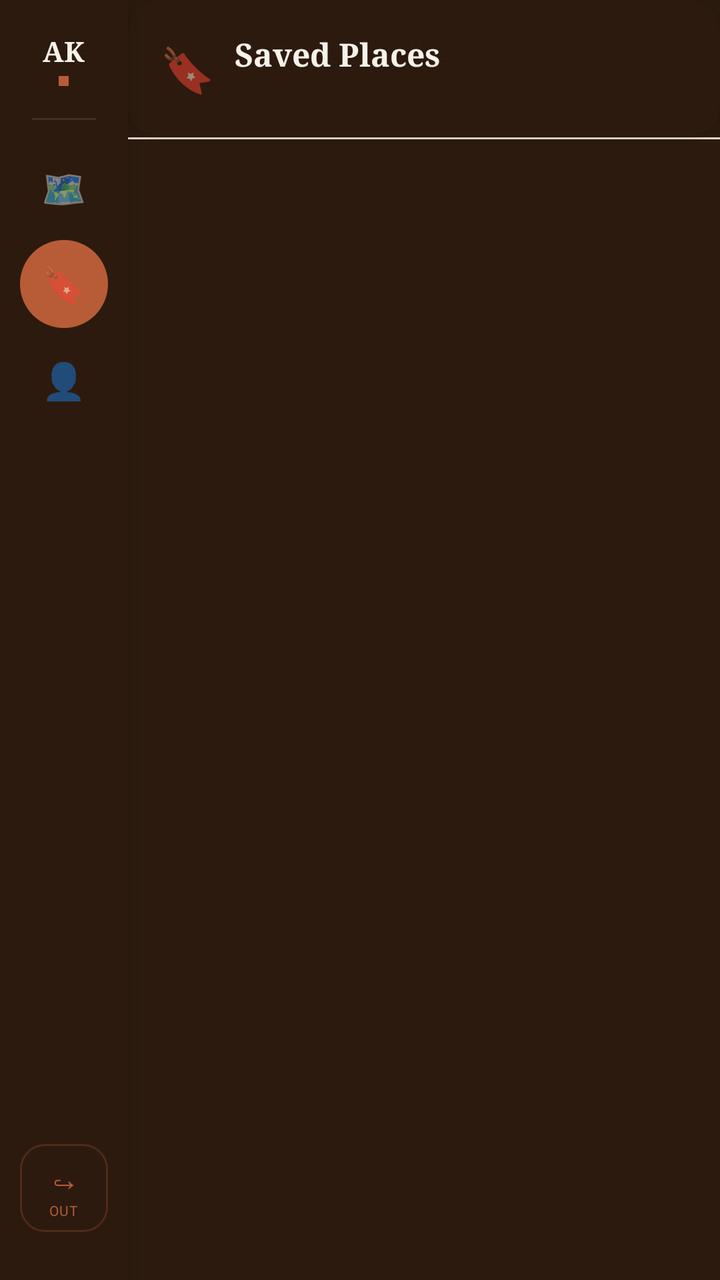
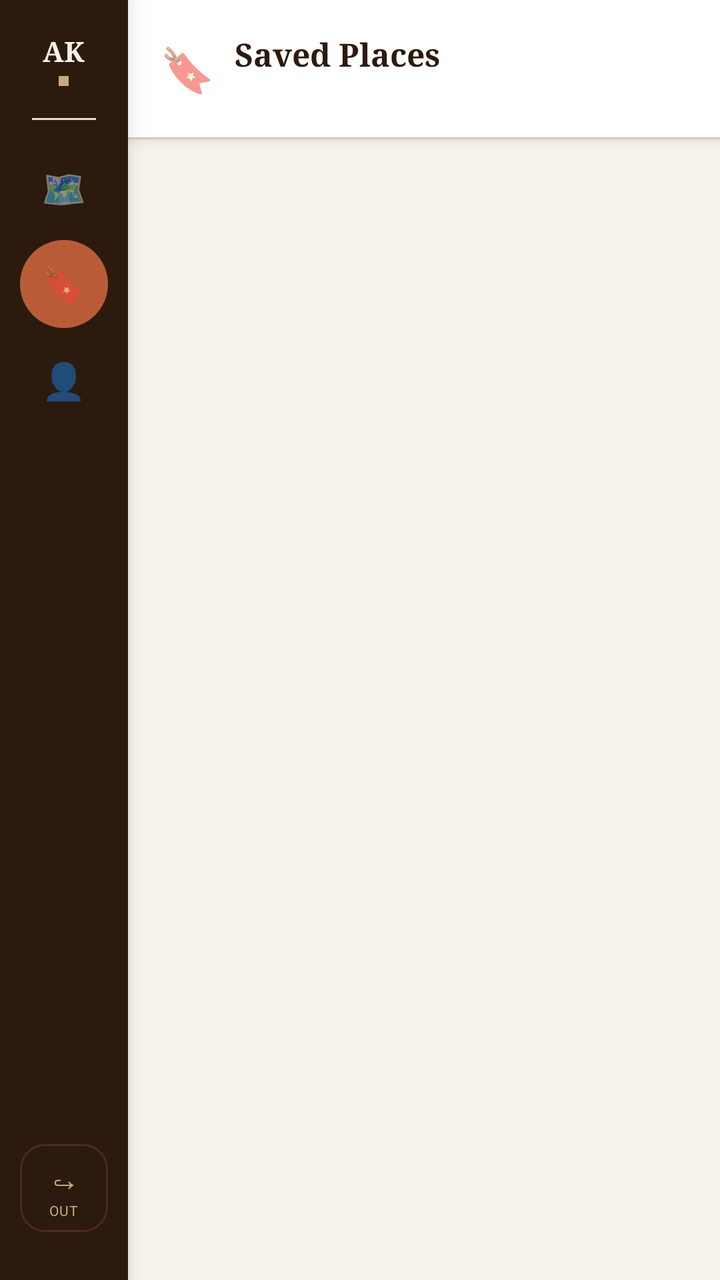

Before-and-after screenshots of an Android layout around one commit, followed by the original layout XML and the change that was made.
<!-- AndroidManifest.xml: application theme Theme.AratKain -->
<!-- res/layout/activity_favorites.xml -->
<?xml version="1.0" encoding="utf-8"?>
<LinearLayout xmlns:android="http://schemas.android.com/apk/res/android"
    xmlns:app="http://schemas.android.com/apk/res-auto"
    android:layout_width="match_parent"
    android:layout_height="match_parent"
    android:orientation="horizontal">

    
    <LinearLayout
        android:layout_width="64dp"
        android:layout_height="match_parent"
        android:orientation="vertical"
        android:background="@color/espresso"
        android:paddingVertical="16dp"
        android:gravity="center_horizontal"
        android:elevation="8dp">

        
        <LinearLayout
            android:layout_width="wrap_content"
            android:layout_height="wrap_content"
            android:orientation="vertical"
            android:gravity="center_horizontal"
            android:paddingBottom="16dp">
            <TextView
                android:layout_width="wrap_content"
                android:layout_height="wrap_content"
                android:text="AK"
                android:textSize="14sp"
                android:textColor="@color/cream"
                android:fontFamily="serif"
                android:textStyle="bold" />
            <View
                android:layout_width="5dp"
                android:layout_height="5dp"
                android:background="@color/accent"
                android:layout_marginTop="3dp" />
        </LinearLayout>

        <View android:layout_width="32dp" android:layout_height="1dp"
            android:background="#26C8A97E" android:layout_marginBottom="12dp" />

        
        <LinearLayout
            android:id="@+id/btnNavMap"
            android:layout_width="44dp"
            android:layout_height="44dp"
            android:gravity="center"
            android:background="@drawable/selector_nav_btn"
            android:layout_marginBottom="4dp">
            <TextView android:layout_width="wrap_content" android:layout_height="wrap_content"
                android:text="🗺" android:textSize="18sp" />
        </LinearLayout>

        
        <LinearLayout
            android:layout_width="44dp"
            android:layout_height="44dp"
            android:gravity="center"
            android:background="@drawable/bg_nav_active"
            android:layout_marginBottom="4dp">
            <TextView android:layout_width="wrap_content" android:layout_height="wrap_content"
                android:text="🔖" android:textSize="18sp" />
        </LinearLayout>

        
        <LinearLayout
            android:id="@+id/btnNavProfile"
            android:layout_width="44dp"
            android:layout_height="44dp"
            android:gravity="center"
            android:background="@drawable/selector_nav_btn">
            <TextView android:layout_width="wrap_content" android:layout_height="wrap_content"
                android:text="👤" android:textSize="18sp" />
        </LinearLayout>

        <View android:layout_width="0dp" android:layout_height="0dp" android:layout_weight="1" />

        
        <LinearLayout
            android:id="@+id/btnLogout"
            android:layout_width="44dp"
            android:layout_height="44dp"
            android:gravity="center"
            android:orientation="vertical"
            android:background="@drawable/bg_logout_btn"
            android:layout_marginBottom="8dp">
            <TextView android:layout_width="wrap_content" android:layout_height="wrap_content"
                android:text="↪" android:textSize="16sp" android:textColor="@color/accent" />
            <TextView android:layout_width="wrap_content" android:layout_height="wrap_content"
                android:text="OUT" android:textSize="7sp" android:textColor="@color/accent"
                android:letterSpacing="0.05" />
        </LinearLayout>

    </LinearLayout>

    
    <LinearLayout
        android:layout_width="0dp"
        android:layout_height="match_parent"
        android:layout_weight="1"
        android:orientation="vertical"
        android:background="@color/espresso">

        
        <LinearLayout
            android:layout_width="match_parent"
            android:layout_height="wrap_content"
            android:orientation="horizontal"
            android:gravity="center_vertical"
            android:padding="16dp"
            android:elevation="4dp"
            android:background="@drawable/bg_dashboard_card">

            <TextView
                android:layout_width="wrap_content"
                android:layout_height="wrap_content"
                android:text="🔖"
                android:textSize="22sp"
                android:layout_marginEnd="10dp" />

            <LinearLayout
                android:layout_width="0dp"
                android:layout_height="wrap_content"
                android:layout_weight="1"
                android:orientation="vertical">

                <TextView
                    android:layout_width="wrap_content"
                    android:layout_height="wrap_content"
                    android:text="Saved Places"
                    android:textColor="@color/cream"
                    android:textSize="16sp"
                    android:textStyle="bold"
                    android:fontFamily="serif" />

                <TextView
                    android:id="@+id/tvSavedCount"
                    android:layout_width="wrap_content"
                    android:layout_height="wrap_content"
                    android:textColor="@color/latte"
                    android:textSize="11sp" />
            </LinearLayout>

        </LinearLayout>

        
        <View
            android:layout_width="match_parent"
            android:layout_height="1dp"
            android:background="@color/steam" />

        
        <ProgressBar
            android:id="@+id/progressBar"
            android:layout_width="wrap_content"
            android:layout_height="wrap_content"
            android:layout_gravity="center_horizontal"
            android:layout_marginVertical="12dp"
            android:visibility="gone"
            android:indeterminateTint="@color/accent" />

        
        <androidx.recyclerview.widget.RecyclerView
            android:id="@+id/rvFavorites"
            android:layout_width="match_parent"
            android:layout_height="0dp"
            android:layout_weight="1"
            android:paddingVertical="8dp"
            android:clipToPadding="false"
            android:overScrollMode="ifContentScrolls"
            android:visibility="visible" />

        
        <LinearLayout
            android:id="@+id/layoutEmpty"
            android:layout_width="match_parent"
            android:layout_height="0dp"
            android:layout_weight="1"
            android:orientation="vertical"
            android:gravity="center"
            android:visibility="gone">

            <TextView
                android:layout_width="wrap_content"
                android:layout_height="wrap_content"
                android:text="🔖"
                android:textSize="56sp" />

            <TextView
                android:layout_width="wrap_content"
                android:layout_height="wrap_content"
                android:layout_marginTop="12dp"
                android:text="No saved places yet"
                android:textColor="@color/cream"
                android:textSize="16sp"
                android:textStyle="bold"
                android:fontFamily="serif" />

            <TextView
                android:layout_width="wrap_content"
                android:layout_height="wrap_content"
                android:layout_marginTop="6dp"
                android:layout_marginHorizontal="32dp"
                android:text="Tap the 🔖 on any café, bar, or restaurant to save it here."
                android:textColor="@color/muted"
                android:textSize="12sp"
                android:gravity="center" />

        </LinearLayout>

    </LinearLayout>

</LinearLayout>
<!-- resources referenced by this layout -->
<resources>
  <color name="accent">#B85C38</color>
  <color name="cream">#F7F2EA</color>
  <color name="espresso">#2C1A0E</color>
  <color name="latte">#C8A97E</color>
  <color name="muted">#8A7060</color>
  <color name="steam">#E8DDD0</color>
  <!-- drawable bg_dashboard_card (drawable) -->
  <?xml version="1.0" encoding="utf-8"?>
  <shape xmlns:android="http://schemas.android.com/apk/res/android" android:shape="rectangle">
      <solid android:color="#2C1A0E"/>
      <corners android:radius="16dp"/>
  </shape>
  <!-- drawable bg_logout_btn (drawable) -->
  <?xml version="1.0" encoding="utf-8"?>
  <shape xmlns:android="http://schemas.android.com/apk/res/android" android:shape="rectangle">
      <solid android:color="@android:color/transparent"/>
      <stroke android:width="1dp" android:color="#40B85C38"/>
      <corners android:radius="12dp"/>
  </shape>
  <!-- drawable bg_nav_active (drawable) -->
  <?xml version="1.0" encoding="utf-8"?>
  <shape xmlns:android="http://schemas.android.com/apk/res/android"
      android:shape="rectangle">
  
      <solid android:color="@color/accent" />
  
      <corners android:radius="24dp" />
  
  </shape>
  <!-- drawable selector_nav_btn (drawable) -->
  <?xml version="1.0" encoding="utf-8"?>
  <selector xmlns:android="http://schemas.android.com/apk/res/android">
      <item android:state_pressed="true">
          <shape android:shape="rectangle">
              <solid android:color="#33B85C38"/>
              <corners android:radius="12dp"/>
          </shape>
      </item>
      <item android:state_selected="true">
          <shape android:shape="rectangle">
              <solid android:color="#33B85C38"/>
              <corners android:radius="12dp"/>
          </shape>
      </item>
      <item>
          <shape android:shape="rectangle">
              <solid android:color="@android:color/transparent"/>
              <corners android:radius="12dp"/>
          </shape>
      </item>
  </selector>
  <style name="Theme.AratKain" parent="Theme.MaterialComponents.DayNight.NoActionBar">
          <item name="colorPrimary">@color/espresso</item>
          <item name="colorPrimaryVariant">@color/espresso_dark</item>
          <item name="colorOnPrimary">@color/cream</item>
          <item name="colorSecondary">@color/accent</item>
          <item name="colorOnSecondary">@color/white</item>
          <item name="android:colorBackground">@color/cream</item>
          <item name="colorSurface">@color/white</item>
          <item name="android:statusBarColor">@color/espresso</item>
          <item name="android:navigationBarColor">@color/espresso</item>
          <item name="android:fontFamily">sans-serif</item>
      </style>
  <color name="espresso_dark">#3d2510</color>
  <color name="white">#FFFFFF</color>
</resources>

<!-- the commit's change to res/layout/activity_favorites.xml (unified diff, before → after) -->
@@ -3,7 +3,8 @@
     xmlns:app="http://schemas.android.com/apk/res-auto"
     android:layout_width="match_parent"
     android:layout_height="match_parent"
-    android:orientation="horizontal">
+    android:orientation="horizontal"
+    android:background="@color/cream">
 
     
     <LinearLayout
@@ -22,6 +23,7 @@
             android:orientation="vertical"
             android:gravity="center_horizontal"
             android:paddingBottom="16dp">
+
             <TextView
                 android:layout_width="wrap_content"
                 android:layout_height="wrap_content"
@@ -30,15 +32,19 @@
                 android:textColor="@color/cream"
                 android:fontFamily="serif"
                 android:textStyle="bold" />
+
             <View
                 android:layout_width="5dp"
                 android:layout_height="5dp"
-                android:background="@color/accent"
+                android:background="@color/latte"
                 android:layout_marginTop="3dp" />
         </LinearLayout>
 
-        <View android:layout_width="32dp" android:layout_height="1dp"
-            android:background="#26C8A97E" android:layout_marginBottom="12dp" />
+        <View
+            android:layout_width="32dp"
+            android:layout_height="1dp"
+            android:background="@color/steam"
+            android:layout_marginBottom="12dp" />
 
         
         <LinearLayout
@@ -48,8 +54,12 @@
             android:gravity="center"
             android:background="@drawable/selector_nav_btn"
             android:layout_marginBottom="4dp">
-            <TextView android:layout_width="wrap_content" android:layout_height="wrap_content"
-                android:text="🗺" android:textSize="18sp" />
+
+            <TextView
+                android:layout_width="wrap_content"
+                android:layout_height="wrap_content"
+                android:text="🗺"
+                android:textSize="18sp" />
         </LinearLayout>
 
         
@@ -59,8 +69,12 @@
             android:gravity="center"
             android:background="@drawable/bg_nav_active"
             android:layout_marginBottom="4dp">
-            <TextView android:layout_width="wrap_content" android:layout_height="wrap_content"
-                android:text="🔖" android:textSize="18sp" />
+
+            <TextView
+                android:layout_width="wrap_content"
+                android:layout_height="wrap_content"
+                android:text="🔖"
+                android:textSize="18sp" />
         </LinearLayout>
 
         
@@ -70,11 +84,18 @@
             android:layout_height="44dp"
             android:gravity="center"
             android:background="@drawable/selector_nav_btn">
-            <TextView android:layout_width="wrap_content" android:layout_height="wrap_content"
-                android:text="👤" android:textSize="18sp" />
-        </LinearLayout>
-
-        <View android:layout_width="0dp" android:layout_height="0dp" android:layout_weight="1" />
+
+            <TextView
+                android:layout_width="wrap_content"
+                android:layout_height="wrap_content"
+                android:text="👤"
+                android:textSize="18sp" />
+        </LinearLayout>
+
+        <View
+            android:layout_width="0dp"
+            android:layout_height="0dp"
+            android:layout_weight="1" />
 
         
         <LinearLayout
@@ -85,10 +106,20 @@
             android:orientation="vertical"
             android:background="@drawable/bg_logout_btn"
             android:layout_marginBottom="8dp">
-            <TextView android:layout_width="wrap_content" android:layout_height="wrap_content"
-                android:text="↪" android:textSize="16sp" android:textColor="@color/accent" />
-            <TextView android:layout_width="wrap_content" android:layout_height="wrap_content"
-                android:text="OUT" android:textSize="7sp" android:textColor="@color/accent"
+
+            <TextView
+                android:layout_width="wrap_content"
+                android:layout_height="wrap_content"
+                android:text="↪"
+                android:textSize="16sp"
+                android:textColor="@color/latte" />
+
+            <TextView
+                android:layout_width="wrap_content"
+                android:layout_height="wrap_content"
+                android:text="OUT"
+                android:textSize="7sp"
+                android:textColor="@color/latte"
                 android:letterSpacing="0.05" />
         </LinearLayout>
 
@@ -100,7 +131,7 @@
         android:layout_height="match_parent"
         android:layout_weight="1"
         android:orientation="vertical"
-        android:background="@color/espresso">
+        android:background="@color/cream">
 
         
         <LinearLayout
@@ -110,7 +141,7 @@
             android:gravity="center_vertical"
             android:padding="16dp"
             android:elevation="4dp"
-            android:background="@drawable/bg_dashboard_card">
+            android:background="@color/white">
 
             <TextView
                 android:layout_width="wrap_content"
@@ -129,7 +160,7 @@
                     android:layout_width="wrap_content"
                     android:layout_height="wrap_content"
                     android:text="Saved Places"
-                    android:textColor="@color/cream"
+                    android:textColor="@color/espresso"
                     android:textSize="16sp"
                     android:textStyle="bold"
                     android:fontFamily="serif" />
@@ -138,7 +169,7 @@
                     android:id="@+id/tvSavedCount"
                     android:layout_width="wrap_content"
                     android:layout_height="wrap_content"
-                    android:textColor="@color/latte"
+                    android:textColor="@color/muted"
                     android:textSize="11sp" />
             </LinearLayout>
 
@@ -158,7 +189,7 @@
             android:layout_gravity="center_horizontal"
             android:layout_marginVertical="12dp"
             android:visibility="gone"
-            android:indeterminateTint="@color/accent" />
+            android:indeterminateTint="@color/latte" />
 
         
         <androidx.recyclerview.widget.RecyclerView
@@ -168,8 +199,7 @@
             android:layout_weight="1"
             android:paddingVertical="8dp"
             android:clipToPadding="false"
-            android:overScrollMode="ifContentScrolls"
-            android:visibility="visible" />
+            android:overScrollMode="ifContentScrolls" />
 
         
         <LinearLayout
@@ -192,7 +222,7 @@
                 android:layout_height="wrap_content"
                 android:layout_marginTop="12dp"
                 android:text="No saved places yet"
-                android:textColor="@color/cream"
+                android:textColor="@color/espresso"
                 android:textSize="16sp"
                 android:textStyle="bold"
                 android:fontFamily="serif" />
<!-- resource entries referenced after the edit -->
@@ -6,12 +6,6 @@
   <color name="latte">#C8A97E</color>
   <color name="muted">#8A7060</color>
   <color name="steam">#E8DDD0</color>
-  <!-- drawable bg_dashboard_card (drawable) -->
-  <?xml version="1.0" encoding="utf-8"?>
-  <shape xmlns:android="http://schemas.android.com/apk/res/android" android:shape="rectangle">
-      <solid android:color="#2C1A0E"/>
-      <corners android:radius="16dp"/>
-  </shape>
   <!-- drawable bg_logout_btn (drawable) -->
   <?xml version="1.0" encoding="utf-8"?>
   <shape xmlns:android="http://schemas.android.com/apk/res/android" android:shape="rectangle">
@@ -63,7 +57,7 @@
           <item name="android:navigationBarColor">@color/espresso</item>
           <item name="android:fontFamily">sans-serif</item>
       </style>
-  <color name="espresso_dark">#3d2510</color>
+  <color name="espresso_dark">#3D2510</color>
   <color name="white">#FFFFFF</color>
 </resources>
 
